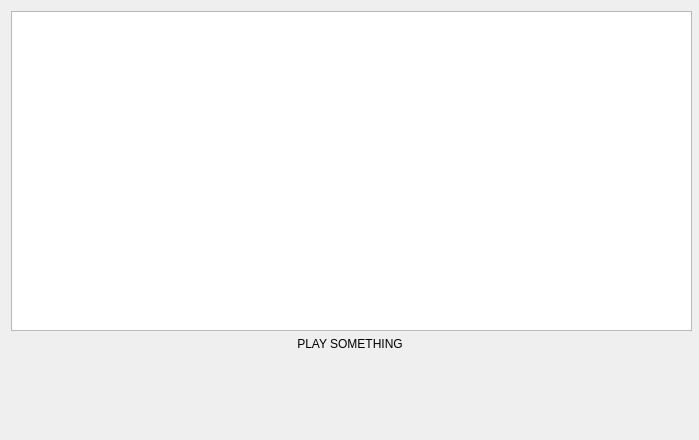
The window that player.ui (jacquelineb/Music-Player) describes before a commit, drawn with Qt 5.
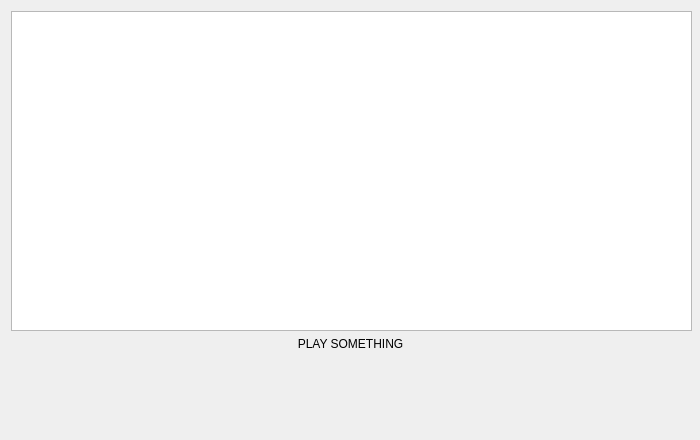
The same window after the commit. Custom widgets are drawn as their Qt base class.

Patch:
```diff
--- a/player.ui
+++ b/player.ui
@@ -6,13 +6,13 @@
    <rect>
     <x>0</x>
     <y>0</y>
-    <width>699</width>
+    <width>700</width>
     <height>440</height>
    </rect>
   </property>
   <property name="minimumSize">
    <size>
-    <width>699</width>
+    <width>700</width>
     <height>440</height>
    </size>
   </property>
```
